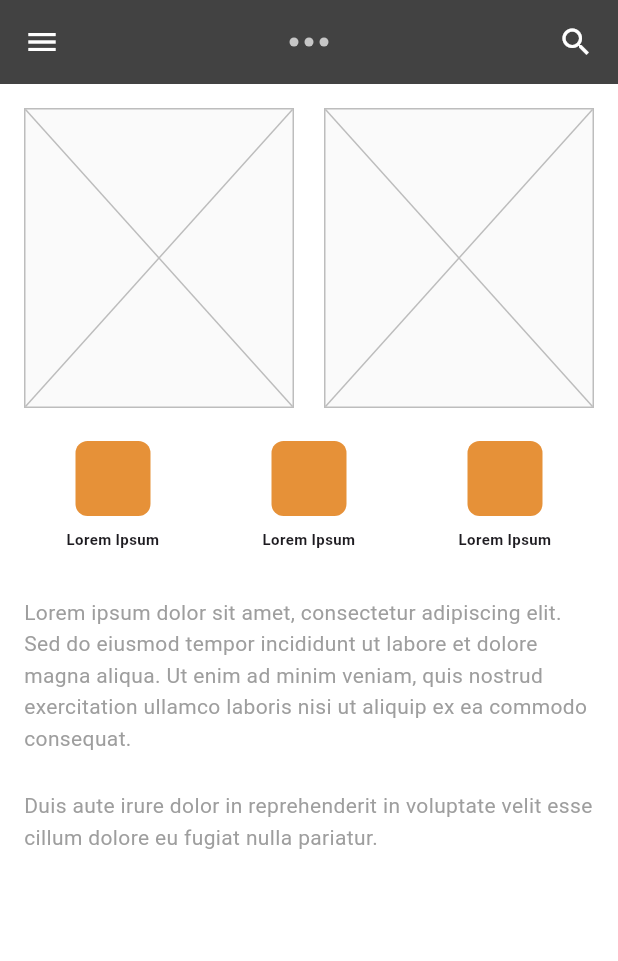
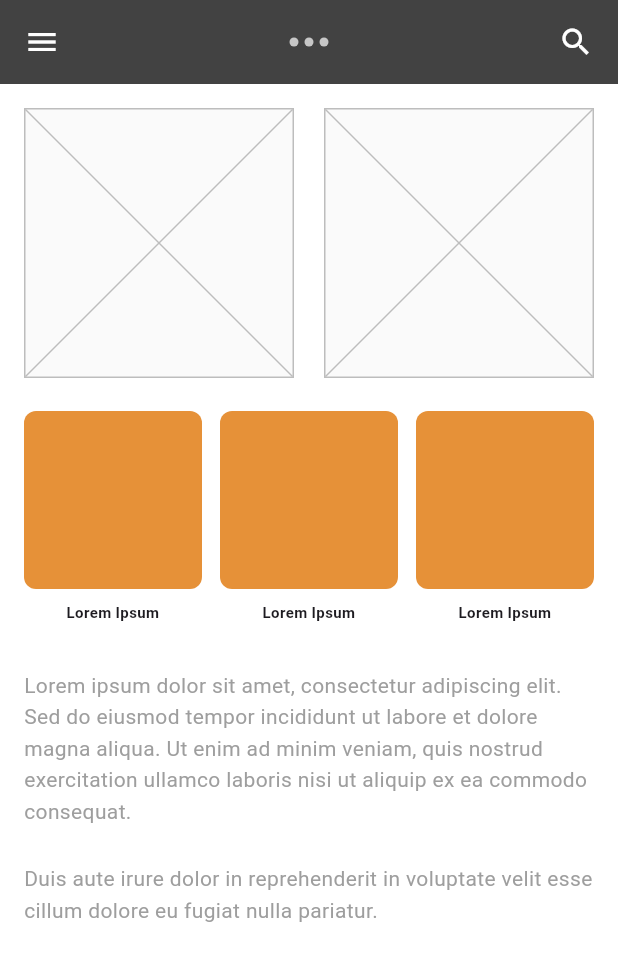
Before and after one commit to Shanusii/tugas2, a Flutter app: the screen it shows after launch, on a phone screen of 412 x 824 dp. Shown: the top 961 px of the screen. Run offline on Flutter 3.47's test engine with Material 3 defaults, Android fonts, the phone set to English and light mode, and no system bars.

Commit message:
Refactor UI layout in main.dart

```diff
--- a/lib/main.dart
+++ b/lib/main.dart
@@ -55,23 +55,9 @@ class WireframeScreen extends StatelessWidget {
               // Row 1: Two large rectangular placeholders
               Row(
                 children: [
-                  Expanded(
-                    child: Center(
-                      child: SizedBox(
-                        height: 200,
-                        child: _buildLargePlaceholder(),
-                      ),
-                    ),
-                  ),
+                  Expanded(child: _buildLargePlaceholder()),
                   const SizedBox(width: 20),
-                  Expanded(
-                    child: Center(
-                      child: SizedBox(
-                        height: 200,
-                        child: _buildLargePlaceholder(),
-                      ),
-                    ),
-                  ),
+                  Expanded(child: _buildLargePlaceholder()),
                 ],
               ),
               const SizedBox(height: 22),
@@ -143,12 +129,13 @@ class WireframeScreen extends StatelessWidget {
   Widget _buildFeatureItem() {
     return Column(
       children: [
-        Container(
-          width: 50,
-          height: 50,
-          decoration: BoxDecoration(
-            color: const Color(0xFFE69138), // Orange from wireframe
-            borderRadius: BorderRadius.circular(8),
+        AspectRatio(
+          aspectRatio: 1,
+          child: Container(
+            decoration: BoxDecoration(
+              color: const Color(0xFFE69138), // Orange from wireframe
+              borderRadius: BorderRadius.circular(8),
+            ),
           ),
         ),
         const SizedBox(height: 8),
```
